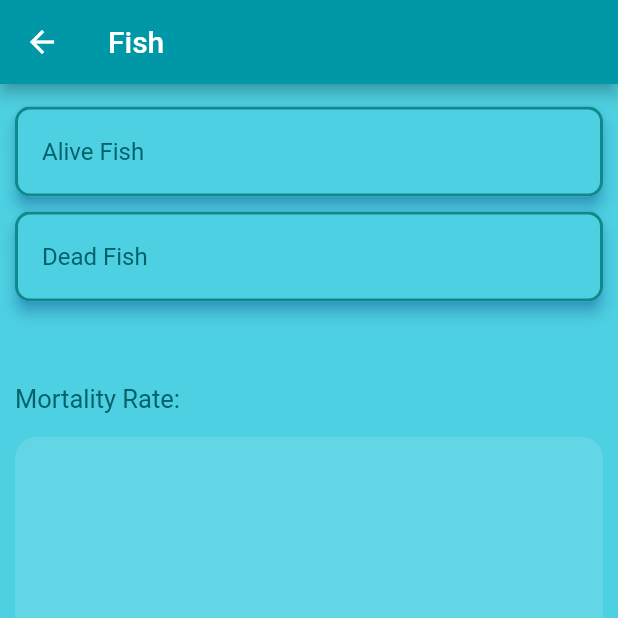
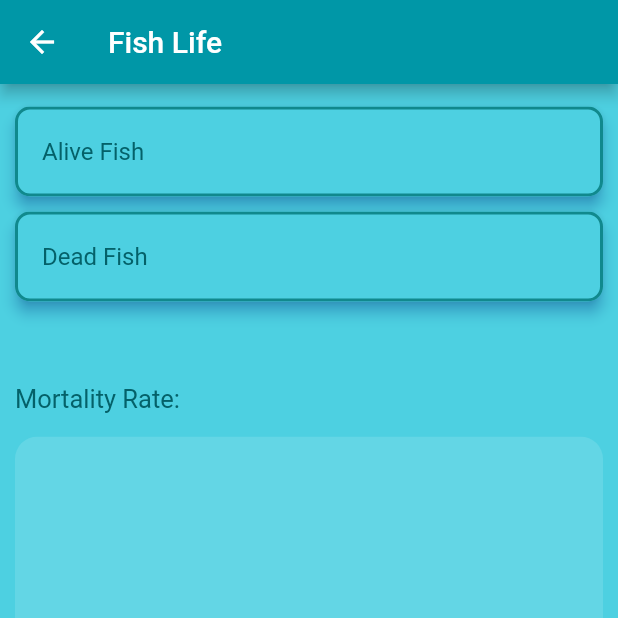
Before and after one commit to eqrakhattak/smart-biofloc-monitoring, a Flutter app: the FishPage screen opened directly, on a phone screen of 412 x 824 dp, the top half of it. Run offline on Flutter 3.47's test engine with Material 2 defaults, Android fonts, the phone set to English and light mode, and no system bars; our stand-ins replace font_awesome_flutter.

Commit message:
Title Changes

```diff
--- a/sci_fish/lib/pages/fish_page.dart
+++ b/sci_fish/lib/pages/fish_page.dart
@@ -8,7 +8,7 @@ class FishPage extends StatelessWidget {
   Widget build(BuildContext context) {
     return Scaffold(
       appBar: AppBar(
-        title: const Text('Fish'),
+        title: const Text('Fish Life'),
       ),
       body: SafeArea(
         child: Padding(
--- a/sci_fish/lib/pages/food_page.dart
+++ b/sci_fish/lib/pages/food_page.dart
@@ -8,7 +8,7 @@ class FoodPage extends StatelessWidget {
   Widget build(BuildContext context) {
     return Scaffold(
       appBar: AppBar(
-        title: const Text('Fish'),
+        title: const Text('Food'),
       ),
       body: SafeArea(
         child: Padding(
```
